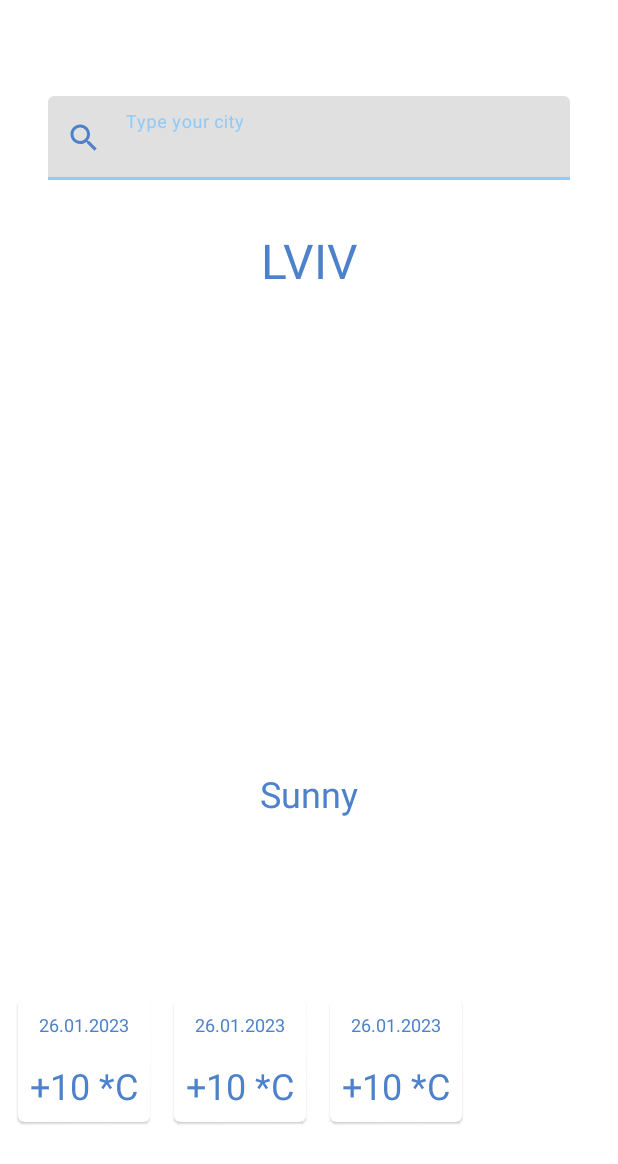
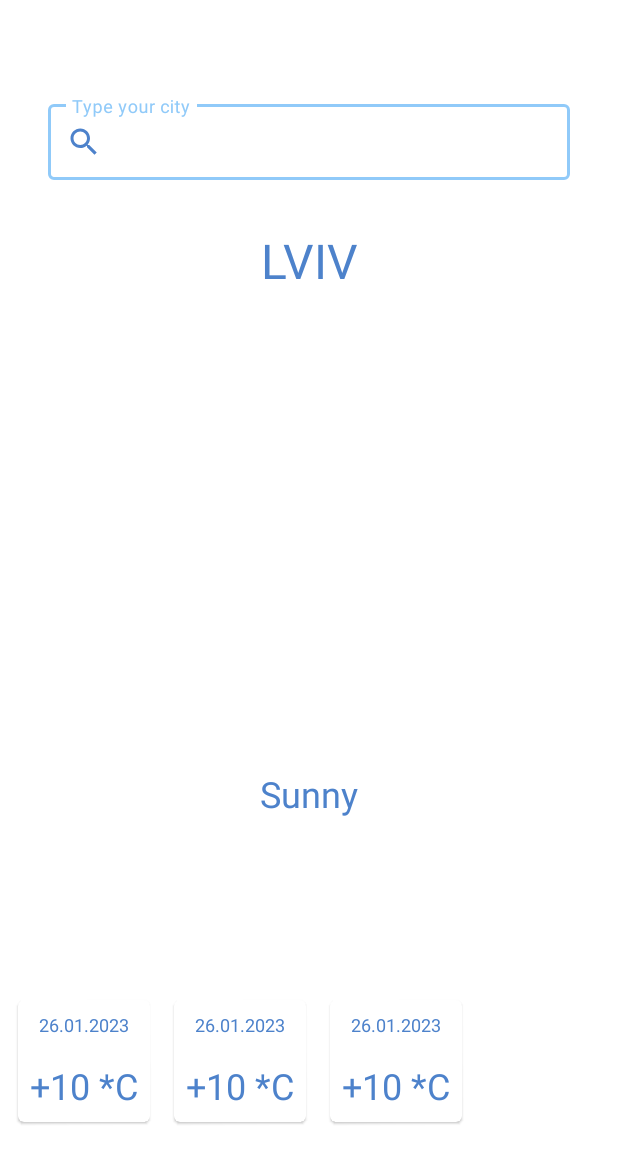
Before and after one commit to P-BUS/test-task-numbers-facts, an Android app: the layout weather_fragment.xml on its own in the app's theme, with its tools: preview values and no code run, on a phone screen of 412 x 824 dp. Shown: the top 1164 px of the screen. Run offline under Robolectric (Android 15) with nearby library versions, the phone set to English and light mode, and no system bars.

```diff
--- a/app/src/main/res/layout/weather_fragment.xml
+++ b/app/src/main/res/layout/weather_fragment.xml
@@ -23,9 +23,10 @@
 
     <com.google.android.material.textfield.TextInputLayout
         android:id="@+id/il_input_city"
-        style="@style/MyTextInputLayout"
+        style="@style/Widget.MaterialComponents.TextInputLayout.OutlinedBox"
         android:layout_width="match_parent"
         android:layout_height="56dp"
+
         android:layout_marginHorizontal="@dimen/margin_large"
         android:layout_marginTop="@dimen/margin_xlarge"
         android:hint="@string/hint_city"
--- a/app/src/main/res/values/themes.xml
+++ b/app/src/main/res/values/themes.xml
@@ -1,6 +1,6 @@
 <resources>
     <!-- Base application theme. -->
-    <style name="Theme.Testtaskweatherforecast" parent="Theme.MaterialComponents.DayNight.DarkActionBar">
+    <style name="Theme.Testtaskweatherforecast" parent="Theme.MaterialComponents.DayNight.NoActionBar">
         <!-- Primary brand color. -->
         <item name="colorPrimary">@color/primaryColor</item>
         <item name="colorPrimaryVariant">@color/primaryDarkColor</item>
```
Also changed, not shown: app/src/main/java/com/example/test_task_weather_forecast/ui/WeatherFragment.kt (line endings or trailing spaces).
